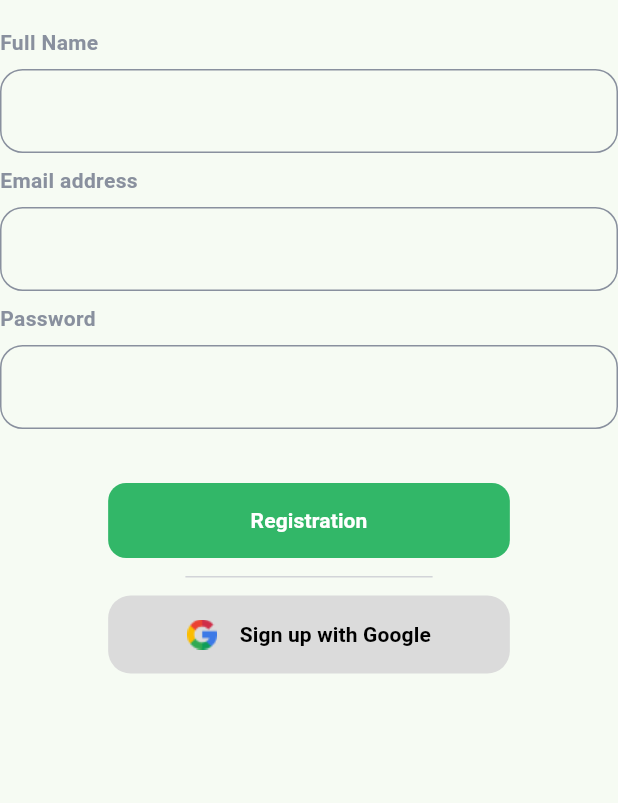
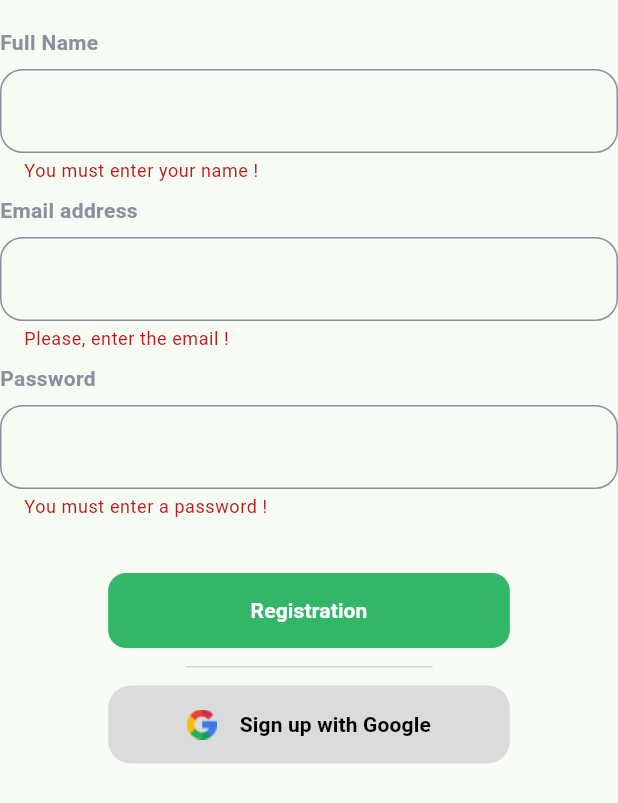
Before and after one commit to MinaYasser100/Re, a Flutter app: the CreateAccountView widget shown alone on an empty page, opened directly, after a tap on "Registration", on a phone screen of 412 x 824 dp. Shown: the top 803 px of the screen. Run offline on Flutter 3.47's test engine with Material 3 defaults, Android fonts, the phone set to English and light mode, and no system bars; our stand-ins replace firebase_core, flutter_bloc; accounts and stored records are empty.

Commit message:
do vaildator in pegister and login

```diff
--- /dev/null
+++ b/lib/core/functions/email_vaildator.dart
@@ -0,0 +1,6 @@
+String? emailValidator(value) {
+  if (value!.isEmpty || !value.contains('@')) {
+    return "Please, enter the email !";
+  }
+  return null;
+}
--- /dev/null
+++ b/lib/core/functions/password_vaildator.dart
@@ -0,0 +1,13 @@
+String? passwordVaildator(value) {
+  RegExp regex =
+      RegExp(r'^(?=.*?[A-Z])(?=.*?[a-z])(?=.*?[0-9])(?=.*?[!@#\$&*~]).{8,}$');
+  if (value!.isEmpty) {
+    return 'You must enter a password !';
+  } else {
+    if (!regex.hasMatch(value)) {
+      return 'This password is weak !';
+    } else {
+      return null;
+    }
+  }
+}
--- a/lib/core/widgets/custom_text_from_field.dart
+++ b/lib/core/widgets/custom_text_from_field.dart
@@ -6,9 +6,12 @@ class CustomTextFromField extends StatelessWidget {
   const CustomTextFromField({
     super.key,
     required this.textFromName,
+    this.validator,
+    required this.controller,
   });
   final String textFromName;
-
+  final String? Function(String?)? validator;
+  final TextEditingController controller;
   @override
   Widget build(BuildContext context) {
     return Column(
@@ -23,9 +26,13 @@ class CustomTextFromField extends StatelessWidget {
         ),
         const SizedBox(height: 8),
         TextFormField(
+          validator: validator,
           decoration: InputDecoration(
             enabledBorder: customOutlineInputBorder(),
             focusedBorder: customOutlineInputBorder(),
+            errorBorder: customOutlineInputBorder(),
+            disabledBorder: customOutlineInputBorder(),
+            focusedErrorBorder: customOutlineInputBorder(),
           ),
         ),
       ],
--- a/lib/features/create_account_view/presentation/views/create_account_view.dart
+++ b/lib/features/create_account_view/presentation/views/create_account_view.dart
@@ -3,35 +3,66 @@ import 'package:restaurant_application/core/widgets/cusrom_divider.dart';
 import 'package:restaurant_application/core/widgets/custom_button_app.dart';
 import 'package:restaurant_application/core/widgets/custom_text_from_field.dart';
 import 'package:restaurant_application/core/widgets/google_button.dart';
+import '../../../../core/functions/email_vaildator.dart';
+import '../../../../core/functions/password_vaildator.dart';
 
-class CreateAccountView extends StatelessWidget {
+class CreateAccountView extends StatefulWidget {
   const CreateAccountView({
     super.key,
   });
 
   @override
+  State<CreateAccountView> createState() => _CreateAccountViewState();
+}
+
+class _CreateAccountViewState extends State<CreateAccountView> {
+  TextEditingController nameController = TextEditingController();
+  TextEditingController emailController = TextEditingController();
+  TextEditingController passwordController = TextEditingController();
+  GlobalKey<FormState> formKey = GlobalKey();
+
+  @override
+  void dispose() {
+    nameController;
+    emailController;
+    passwordController;
+    super.dispose();
+  }
+
+  @override
   Widget build(BuildContext context) {
-    return SingleChildScrollView(
+    return Form(
+      key: formKey,
       child: Column(
         crossAxisAlignment: CrossAxisAlignment.center,
         children: [
           const SizedBox(height: 18),
-          const CustomTextFromField(
+          CustomTextFromField(
+            controller: nameController,
             textFromName: 'Full Name',
+            validator: (p0) {
+              return 'You must enter your name !';
+            },
           ),
           const SizedBox(height: 8),
-          const CustomTextFromField(
+          CustomTextFromField(
+            controller: emailController,
             textFromName: 'Email address',
+            validator: emailValidator,
           ),
           const SizedBox(height: 8),
-          const CustomTextFromField(
+          CustomTextFromField(
+            controller: passwordController,
             textFromName: 'Password',
+            validator: passwordVaildator,
           ),
           const SizedBox(height: 36),
           CustomButtonApp(
             width: MediaQuery.of(context).size.width * 0.65,
             text: 'Registration',
-            onPressed: () {},
+            onPressed: () {
+              if (formKey.currentState!.validate()) {}
+            },
           ),
           const SizedBox(height: 12),
           const CustomDivider(),
--- a/lib/features/splash_view/presentation/views/widgets/bottom_sheet_widget.dart
+++ b/lib/features/splash_view/presentation/views/widgets/bottom_sheet_widget.dart
@@ -11,7 +11,8 @@ class BottomSheetWidget extends StatelessWidget {
   @override
   Widget build(BuildContext context) {
     return BlocBuilder<SplashCubit, SplashStates>(builder: (context, state) {
-      return Column(
+      return SingleChildScrollView(
+        child: Column(
           children: [
             SizedBox(
               height: 50,
@@ -32,6 +33,7 @@ class BottomSheetWidget extends StatelessWidget {
             BlocProvider.of<SplashCubit>(context)
                 .screens[BlocProvider.of<SplashCubit>(context).currentIndex],
           ],
+        ),
       );
     });
   }
```
Also changed, not shown: lib/features/login_view/presentation/views/login_view.dart (+34 -4 lines). Lines whose indentation alone changed are shown as unchanged.
